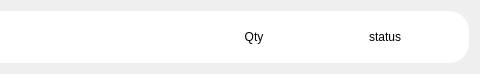
This is menu/order/customWidget/nestedCustomWidget/statusorderitem.ui in Anmol-A-jain/Dyner as Qt 5 draws it before an edit; both pictures show x 304 to 784 and y 0 to 74 of the 784 by 74 pixel window. The edited form follows.
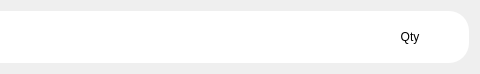
This is the edited form.

What changed in the file:
```diff
--- a/menu/order/customWidget/nestedCustomWidget/statusorderitem.ui
+++ b/menu/order/customWidget/nestedCustomWidget/statusorderitem.ui
@@ -63,22 +63,6 @@
         </property>
        </widget>
       </item>
-      <item>
-       <widget class="QLabel" name="lblStatus">
-        <property name="maximumSize">
-         <size>
-          <width>150</width>
-          <height>16777215</height>
-         </size>
-        </property>
-        <property name="text">
-         <string>status</string>
-        </property>
-        <property name="alignment">
-         <set>Qt::AlignCenter</set>
-        </property>
-       </widget>
-      </item>
      </layout>
     </widget>
    </item>
```
